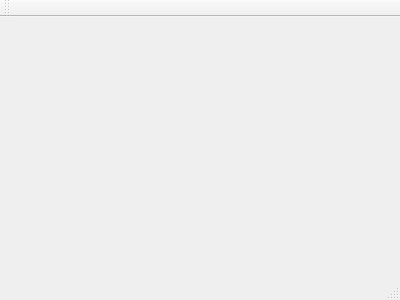
First picture: the form in mainwindow.ui, repository vinni-au/nya-cats, before the edit.
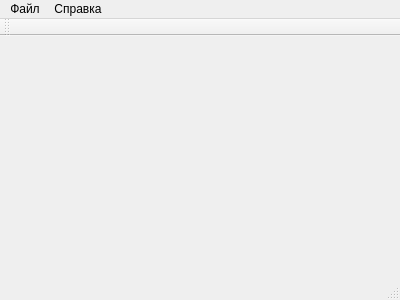
Second picture: the form after the edit.

```diff
--- a/mainwindow.ui
+++ b/mainwindow.ui
@@ -12,13 +12,52 @@
   <property name="windowTitle" >
    <string>MainWindow</string>
   </property>
-  <widget class="QMenuBar" name="menuBar" />
-  <widget class="QToolBar" name="mainToolBar" />
-  <widget class="QWidget" name="centralWidget" />
-  <widget class="QStatusBar" name="statusBar" />
+  <widget class="QWidget" name="centralWidget"/>
+  <widget class="QMenuBar" name="menuBar">
+   <property name="geometry">
+    <rect>
+     <x>0</x>
+     <y>0</y>
+     <width>400</width>
+     <height>22</height>
+    </rect>
+   </property>
+   <widget class="QMenu" name="menu">
+    <property name="title">
+     <string>Файл</string>
+    </property>
+    <addaction name="actExit"/>
+   </widget>
+   <widget class="QMenu" name="menu_2">
+    <property name="title">
+     <string>Справка</string>
+    </property>
+    <addaction name="actAbout"/>
+   </widget>
+   <addaction name="menu"/>
+   <addaction name="menu_2"/>
+  </widget>
+  <widget class="QToolBar" name="mainToolBar">
+   <attribute name="toolBarArea">
+    <enum>TopToolBarArea</enum>
+   </attribute>
+   <attribute name="toolBarBreak">
+    <bool>false</bool>
+   </attribute>
+  </widget>
+  <widget class="QStatusBar" name="statusBar"/>
+  <action name="actExit">
+   <property name="text">
+    <string>Выход</string>
+   </property>
+  </action>
+  <action name="actAbout">
+   <property name="text">
+    <string>О программе</string>
+   </property>
+  </action>
  </widget>
- <layoutDefault spacing="6" margin="11" />
- <pixmapfunction></pixmapfunction>
+ <layoutdefault spacing="6" margin="11"/>
  <resources/>
  <connections/>
 </ui>
```
Left out of the diff: 9 changed lines with no effect on the pictures.
